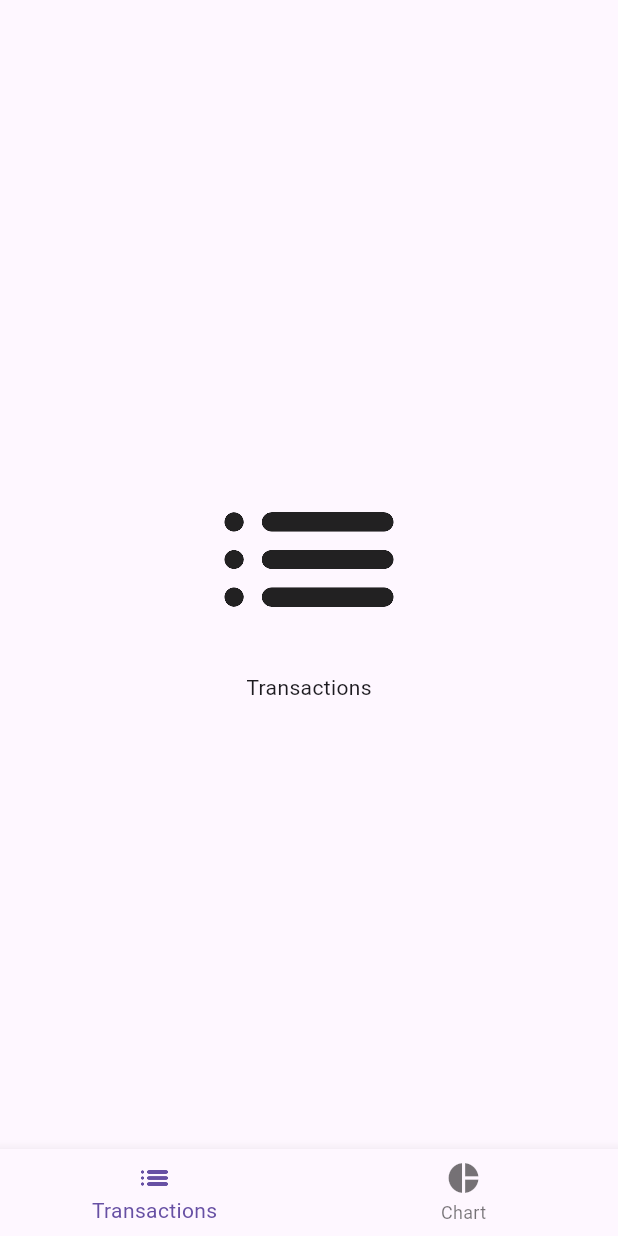
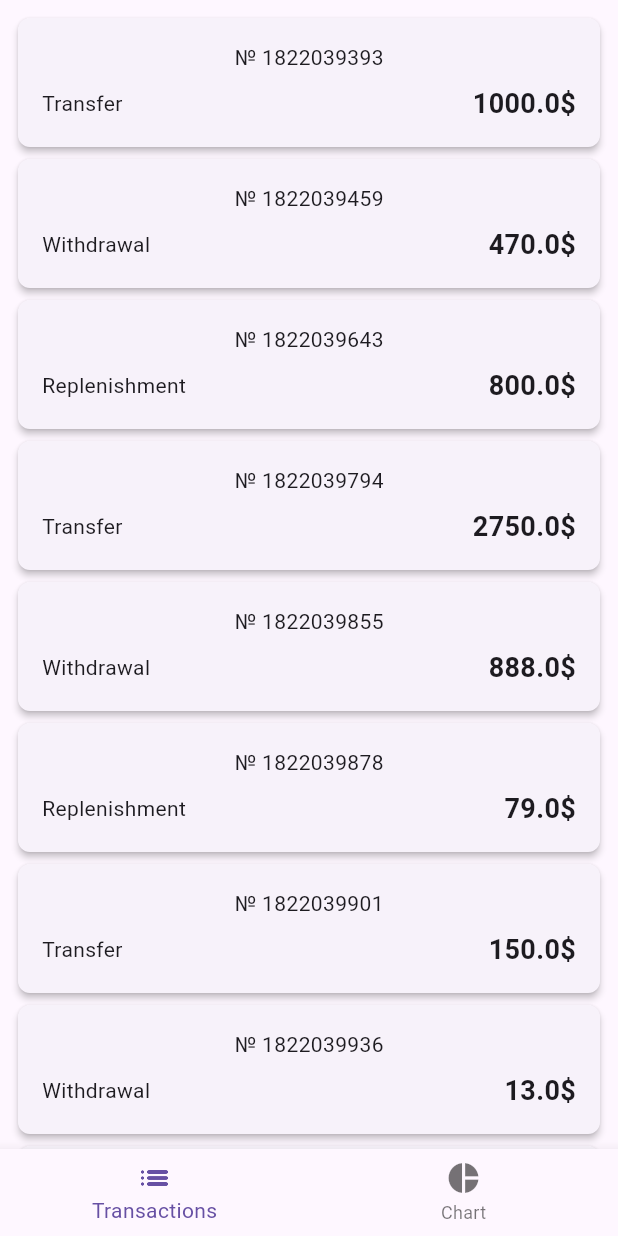
Before and after one commit to g-manolev/transactions, a Flutter app: the MainScreen screen opened directly, on a phone screen of 412 x 824 dp. Run offline on Flutter 3.47's test engine with Material 3 defaults, Android fonts, the phone set to English and light mode, and no system bars.

Commit message:
add transactions list

```diff
--- /dev/null
+++ b/lib/models/models.dart
@@ -0,0 +1 @@
+export 'transaction/transaction.dart';
--- /dev/null
+++ b/lib/models/transaction/transaction.dart
@@ -0,0 +1,23 @@
+enum TransactionType {
+  replenishment,
+  transfer,
+  withdrawal,
+}
+
+class TransactionModel {
+  String createdAt;
+  double amount;
+  double commission;
+  double total;
+  int transactionNumber;
+  TransactionType type;
+
+  TransactionModel({
+    required this.createdAt,
+    required this.amount,
+    required this.commission,
+    required this.total,
+    required this.transactionNumber,
+    required this.type,
+  });
+}
--- a/lib/screens/transactions/transactions_screen.dart
+++ b/lib/screens/transactions/transactions_screen.dart
@@ -1,18 +1,94 @@
 import 'package:flutter/material.dart';
+import 'package:transactions/screens/transactions/widgets/transaction_list_item.dart';
+
+import '../../models/transaction/transaction.dart';
+
+List<TransactionModel> transactions = [
+  TransactionModel(
+    createdAt: '2023-12-10 10:22:04Z',
+    amount: 1000,
+    commission: 5,
+    total: 1005,
+    transactionNumber: 1822039393,
+    type: TransactionType.transfer,
+  ),
+  TransactionModel(
+    createdAt: '2023-12-10 15:49:00Z',
+    amount: 470,
+    commission: 3,
+    total: 473,
+    transactionNumber: 1822039459,
+    type: TransactionType.withdrawal,
+  ),
+  TransactionModel(
+    createdAt: '2023-12-12 06:30:00Z',
+    amount: 800,
+    commission: 4,
+    total: 804,
+    transactionNumber: 1822039643,
+    type: TransactionType.replenishment,
+  ),
+  TransactionModel(
+    createdAt: '2023-12-12 10:22:04Z',
+    amount: 2750,
+    commission: 15,
+    total: 2765,
+    transactionNumber: 1822039794,
+    type: TransactionType.transfer,
+  ),
+  TransactionModel(
+    createdAt: '2023-12-12 15:49:00Z',
+    amount: 888,
+    commission: 4,
+    total: 892,
+    transactionNumber: 1822039855,
+    type: TransactionType.withdrawal,
+  ),
+  TransactionModel(
+    createdAt: '2023-12-13 06:30:00Z',
+    amount: 79,
+    commission: 1.3,
+    total: 80.3,
+    transactionNumber: 1822039878,
+    type: TransactionType.replenishment,
+  ),
+  TransactionModel(
+    createdAt: '2023-12-13 10:22:04Z',
+    amount: 150,
+    commission: 4.5,
+    total: 154.5,
+    transactionNumber: 1822039901,
+    type: TransactionType.transfer,
+  ),
+  TransactionModel(
+    createdAt: '2023-12-13 15:49:00Z',
+    amount: 13,
+    commission: 0.6,
+    total: 13.6,
+    transactionNumber: 1822039936,
+    type: TransactionType.withdrawal,
+  ),
+  TransactionModel(
+    createdAt: '2023-12-14 06:30:00Z',
+    amount: 999,
+    commission: 6,
+    total: 1005,
+    transactionNumber: 1822039999,
+    type: TransactionType.replenishment,
+  ),
+];
 
 class TransactionsScreen extends StatelessWidget {
   const TransactionsScreen({super.key});
 
   @override
   Widget build(BuildContext context) {
-    return const Center(
-      child: Column(
-        mainAxisSize: MainAxisSize.min,
-        children: [
-          Icon(Icons.list_rounded, size: 150),
-          Text('Transactions'),
-        ],
-      ),
+    return ListView.builder(
+      itemCount: transactions.length,
+      padding: const EdgeInsets.all(8),
+      itemBuilder: (context, index) {
+        return TransactionListItem(transaction: transactions[index]);
+      },
     );
   }
 }
--- /dev/null
+++ b/lib/screens/transactions/widgets/transaction_list_item.dart
@@ -0,0 +1,53 @@
+import 'package:flutter/material.dart';
+import 'package:transactions/models/models.dart';
+
+class TransactionListItem extends StatelessWidget {
+  const TransactionListItem({
+    super.key,
+    required this.transaction,
+  });
+
+  final TransactionModel transaction;
+
+  @override
+  Widget build(BuildContext context) {
+    final transactionType = transaction.type.name;
+    final formattedTransactionType = transactionType.replaceFirst(
+      transactionType[0],
+      transactionType[0].toUpperCase(),
+    );
+
+    return Card(
+      elevation: 2,
+      shape: RoundedRectangleBorder(
+        borderRadius: BorderRadius.circular(8),
+      ),
+      child: InkWell(
+        borderRadius: BorderRadius.circular(8),
+        onTap: () {},
+        child: Padding(
+          padding: const EdgeInsets.all(16),
+          child: Column(
+            children: [
+              Text('№ ${transaction.transactionNumber}'),
+              const SizedBox(height: 8),
+              Row(
+                mainAxisAlignment: MainAxisAlignment.spaceBetween,
+                children: [
+                  Text(formattedTransactionType),
+                  Text(
+                    '${transaction.amount}\$',
+                    style: const TextStyle(
+                      fontWeight: FontWeight.w700,
+                      fontSize: 18,
+                    ),
+                  ),
+                ],
+              ),
+            ],
+          ),
+        ),
+      ),
+    );
+  }
+}
```
